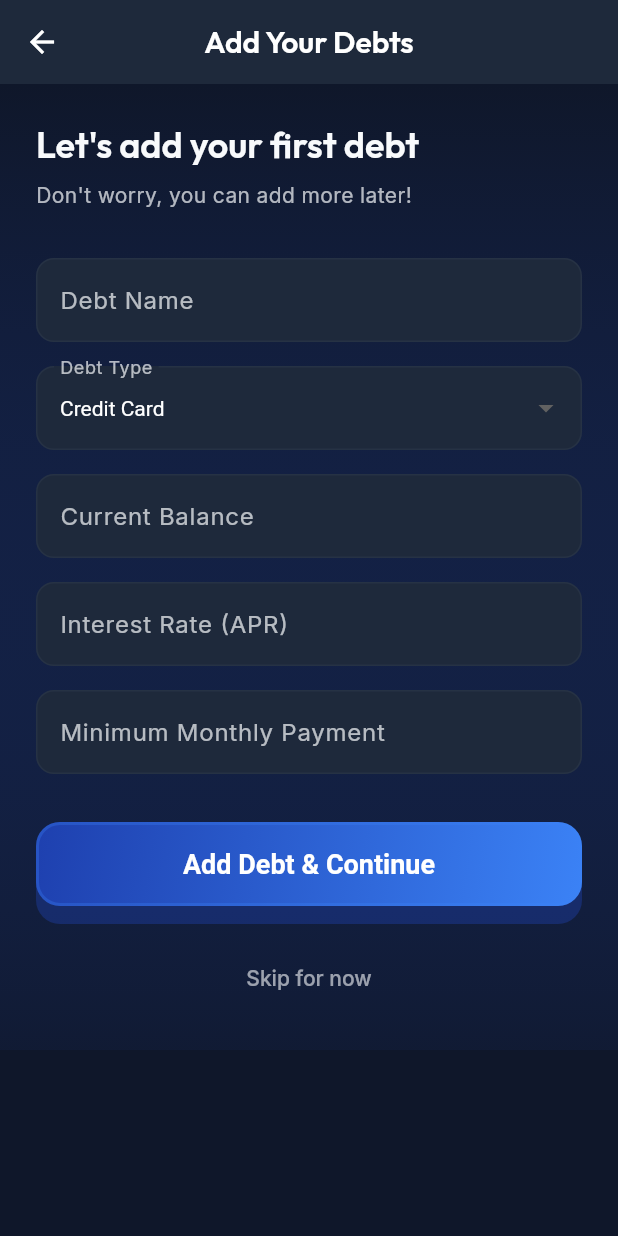
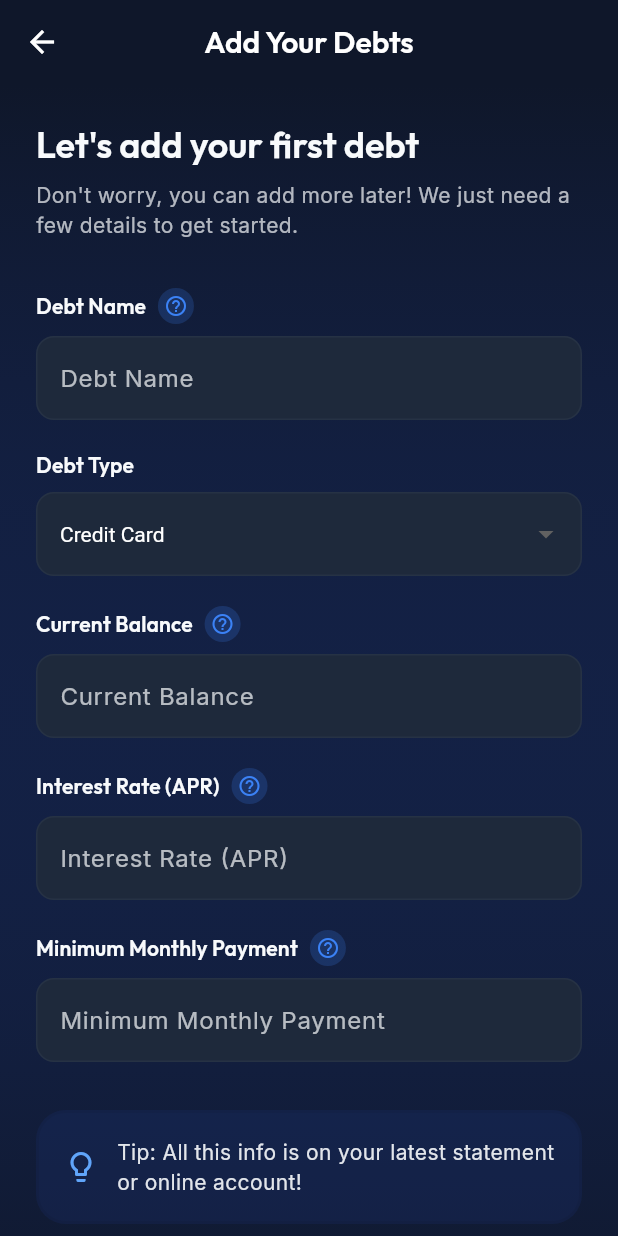
Before and after one commit to fakhrihabb/undebt, a Flutter app: the DebtInputScreen screen opened by its route, on a phone screen of 412 x 824 dp. Run offline on Flutter 3.47's test engine with Material 3 defaults, Android fonts, the phone set to English and light mode, and no system bars; our stand-ins replace flutter_animate, flutter_dotenv, go_router, google_fonts, hive, hive_flutter and 1 more; accounts and stored records are empty.

Commit message:
style: make AppBar transparent to blend with background

```diff
--- a/lib/features/onboarding/screens/debt_input_screen.dart
+++ b/lib/features/onboarding/screens/debt_input_screen.dart
@@ -3,7 +3,7 @@ import 'package:go_router/go_router.dart';
 import 'package:undebt/core/constants/app_colors.dart';
 import 'package:undebt/core/widgets/button_3d.dart';
 
-/// Debt input screen - add debts during onboarding with dark theme
+/// Debt input screen - add debts during onboarding with helpful guidance
 class DebtInputScreen extends StatefulWidget {
   const DebtInputScreen({super.key});
 
@@ -38,12 +38,38 @@ class _DebtInputScreenState extends State<DebtInputScreen> {
     }
   }
 
+  void _showHelpDialog(String title, String content) {
+    showDialog(
+      context: context,
+      builder: (context) => AlertDialog(
+        backgroundColor: AppColors.surfaceDark,
+        title: Text(
+          title,
+          style: const TextStyle(color: Colors.white),
+        ),
+        content: Text(
+          content,
+          style: TextStyle(
+            color: AppColors.textOnDark.withValues(alpha: 0.9),
+          ),
+        ),
+        actions: [
+          TextButton(
+            onPressed: () => Navigator.pop(context),
+            child: const Text('Got it!'),
+          ),
+        ],
+      ),
+    );
+  }
+
   @override
   Widget build(BuildContext context) {
     return Scaffold(
       backgroundColor: AppColors.backgroundDark,
       appBar: AppBar(
-        backgroundColor: AppColors.surfaceDark,
+        backgroundColor: Colors.transparent,
+        elevation: 0,
         title: const Text('Add Your Debts', style: TextStyle(color: Colors.white)),
         leading: IconButton(
           icon: const Icon(Icons.arrow_back, color: Colors.white),
@@ -77,15 +103,19 @@ class _DebtInputScreenState extends State<DebtInputScreen> {
                   ),
                   const SizedBox(height: 8),
                   Text(
-                    'Don\'t worry, you can add more later!',
+                    'Don\'t worry, you can add more later! We just need a few details to get started.',
                     style: Theme.of(context).textTheme.bodyMedium?.copyWith(
                       color: AppColors.textOnDark.withValues(alpha: 0.7),
                     ),
                   ),
                   const SizedBox(height: 32),
 
-                  // Debt Name
-                  TextFormField(
+                  // Debt Name with help
+                  _buildFieldWithHelp(
+                    label: 'Debt Name',
+                    helpTitle: 'What is Debt Name?',
+                    helpContent: 'Give your debt a nickname so you can easily identify it. For example: "Chase Visa", "Car Loan", or "Student Loan".',
+                    child: TextFormField(
                       controller: _nameController,
                       style: const TextStyle(color: Colors.white),
                       decoration: InputDecoration(
@@ -103,16 +133,23 @@ class _DebtInputScreenState extends State<DebtInputScreen> {
                         return null;
                       },
                     ),
-                  const SizedBox(height: 16),
+                  ),
+                  const SizedBox(height: 20),
 
                   // Debt Type
+                  Text(
+                    'Debt Type',
+                    style: Theme.of(context).textTheme.titleSmall?.copyWith(
+                      color: AppColors.textOnDark,
+                      fontWeight: FontWeight.w600,
+                    ),
+                  ),
+                  const SizedBox(height: 8),
                   DropdownButtonFormField<String>(
                     value: _selectedType,
                     style: const TextStyle(color: Colors.white),
                     dropdownColor: AppColors.surfaceDark,
                     decoration: InputDecoration(
-                      labelText: 'Debt Type',
-                      labelStyle: TextStyle(color: AppColors.textOnDark.withValues(alpha: 0.7)),
                       filled: true,
                       fillColor: AppColors.surfaceDark,
                     ),
@@ -131,10 +168,14 @@ class _DebtInputScreenState extends State<DebtInputScreen> {
                       });
                     },
                   ),
-                  const SizedBox(height: 16),
+                  const SizedBox(height: 20),
 
-                  // Current Balance
-                  TextFormField(
+                  // Current Balance with help
+                  _buildFieldWithHelp(
+                    label: 'Current Balance',
+                    helpTitle: 'What is Current Balance?',
+                    helpContent: 'This is how much you currently owe. You can find this on your latest statement or by logging into your account online.\n\nExample: If your credit card statement shows you owe \$2,500, enter 2500.',
+                    child: TextFormField(
                       controller: _balanceController,
                       style: const TextStyle(color: Colors.white),
                       decoration: InputDecoration(
@@ -142,6 +183,8 @@ class _DebtInputScreenState extends State<DebtInputScreen> {
                         labelStyle: TextStyle(color: AppColors.textOnDark.withValues(alpha: 0.7)),
                         prefixText: '\$',
                         prefixStyle: const TextStyle(color: Colors.white),
+                        hintText: 'e.g., 2500',
+                        hintStyle: TextStyle(color: AppColors.textOnDark.withValues(alpha: 0.5)),
                         filled: true,
                         fillColor: AppColors.surfaceDark,
                       ),
@@ -156,10 +199,15 @@ class _DebtInputScreenState extends State<DebtInputScreen> {
                         return null;
                       },
                     ),
-                  const SizedBox(height: 16),
+                  ),
+                  const SizedBox(height: 20),
 
-                  // APR
-                  TextFormField(
+                  // APR with help
+                  _buildFieldWithHelp(
+                    label: 'Interest Rate (APR)',
+                    helpTitle: 'What is APR?',
+                    helpContent: 'APR stands for Annual Percentage Rate - it\'s the yearly interest rate you\'re charged on this debt.\n\nWhere to find it:\n• Credit cards: On your statement or online account\n• Loans: On your loan agreement or monthly statement\n\nExample: If your credit card charges 18.99% interest, enter 18.99',
+                    child: TextFormField(
                       controller: _aprController,
                       style: const TextStyle(color: Colors.white),
                       decoration: InputDecoration(
@@ -167,6 +215,8 @@ class _DebtInputScreenState extends State<DebtInputScreen> {
                         labelStyle: TextStyle(color: AppColors.textOnDark.withValues(alpha: 0.7)),
                         suffixText: '%',
                         suffixStyle: const TextStyle(color: Colors.white),
+                        hintText: 'e.g., 18.99',
+                        hintStyle: TextStyle(color: AppColors.textOnDark.withValues(alpha: 0.5)),
                         filled: true,
                         fillColor: AppColors.surfaceDark,
                       ),
@@ -182,10 +232,15 @@ class _DebtInputScreenState extends State<DebtInputScreen> {
                         return null;
                       },
                     ),
-                  const SizedBox(height: 16),
+                  ),
+                  const SizedBox(height: 20),
 
-                  // Minimum Payment
-                  TextFormField(
+                  // Minimum Payment with help
+                  _buildFieldWithHelp(
+                    label: 'Minimum Monthly Payment',
+                    helpTitle: 'What is Minimum Payment?',
+                    helpContent: 'This is the smallest amount you\'re required to pay each month to keep your account in good standing.\n\nWhere to find it:\n• Look for "Minimum Payment Due" on your statement\n• Check your online account\n• Call your lender if unsure\n\nExample: If your statement says "Minimum Payment: \$75", enter 75',
+                    child: TextFormField(
                       controller: _minimumPaymentController,
                       style: const TextStyle(color: Colors.white),
                       decoration: InputDecoration(
@@ -193,6 +248,8 @@ class _DebtInputScreenState extends State<DebtInputScreen> {
                         labelStyle: TextStyle(color: AppColors.textOnDark.withValues(alpha: 0.7)),
                         prefixText: '\$',
                         prefixStyle: const TextStyle(color: Colors.white),
+                        hintText: 'e.g., 75',
+                        hintStyle: TextStyle(color: AppColors.textOnDark.withValues(alpha: 0.5)),
                         filled: true,
                         fillColor: AppColors.surfaceDark,
                       ),
@@ -207,7 +264,33 @@ class _DebtInputScreenState extends State<DebtInputScreen> {
                         return null;
                       },
                     ),
+                  ),
                   const SizedBox(height: 32),
+
+                  // Help tip
+                  Card3D(
+                    backgroundColor: AppColors.primaryBlue.withValues(alpha: 0.2),
+                    padding: const EdgeInsets.all(16),
+                    child: Row(
+                      children: [
+                        Icon(
+                          Icons.lightbulb_outline,
+                          color: AppColors.lightBlue,
+                          size: 24,
+                        ),
+                        const SizedBox(width: 12),
+                        Expanded(
+                          child: Text(
+                            'Tip: All this info is on your latest statement or online account!',
+                            style: Theme.of(context).textTheme.bodyMedium?.copyWith(
+                              color: AppColors.textOnDark.withValues(alpha: 0.9),
+                            ),
+                          ),
+                        ),
+                      ],
+                    ),
+                  ),
+                  const SizedBox(height: 24),
 
                   // Save Button with 3D effect
                   Button3D(
@@ -235,4 +318,46 @@ class _DebtInputScreenState extends State<DebtInputScreen> {
       ),
     );
   }
+
+  Widget _buildFieldWithHelp({
+    required String label,
+    required String helpTitle,
+    required String helpContent,
+    required Widget child,
+  }) {
+    return Column(
+      crossAxisAlignment: CrossAxisAlignment.start,
+      children: [
+        Row(
+          children: [
+            Text(
+              label,
+              style: Theme.of(context).textTheme.titleSmall?.copyWith(
+                color: AppColors.textOnDark,
+                fontWeight: FontWeight.w600,
+              ),
+            ),
+            const SizedBox(width: 8),
+            GestureDetector(
+              onTap: () => _showHelpDialog(helpTitle, helpContent),
+              child: Container(
+                padding: const EdgeInsets.all(4),
+                decoration: BoxDecoration(
+                  color: AppColors.skyBlue.withValues(alpha: 0.2),
+                  shape: BoxShape.circle,
+                ),
+                child: Icon(
+                  Icons.help_outline,
+                  size: 16,
+                  color: AppColors.skyBlue,
+                ),
+              ),
+            ),
+          ],
+        ),
+        const SizedBox(height: 8),
+        child,
+      ],
+    );
   }
+}
--- a/lib/features/onboarding/screens/method_quiz_screen.dart
+++ b/lib/features/onboarding/screens/method_quiz_screen.dart
@@ -122,17 +122,6 @@ class _MethodQuizScreenState extends State<MethodQuizScreen> {
   Widget build(BuildContext context) {
     final question = _questions[_currentQuestion];
     final progress = (_currentQuestion + 1) / _questions.length;
-
-    return Scaffold(
-      backgroundColor: AppColors.backgroundDark,
-      appBar: AppBar(
-        backgroundColor: AppColors.surfaceDark,
-        title: const Text('Find Your Method', style: TextStyle(color: Colors.white)),
-        leading: IconButton(
-          icon: const Icon(Icons.arrow_back, color: Colors.white),
-          onPressed: () {
-            if (_currentQuestion > 0) {
-              _previousQuestion();
             } else {
               context.pop();
             }
@@ -219,6 +208,7 @@ class _MethodQuizScreenState extends State<MethodQuizScreen> {
                   child: const Text('Skip quiz and choose manually'),
                 ),
               ],
+            ),
           ),
         ),
       ),
```
Lines whose indentation alone changed are shown as unchanged.
